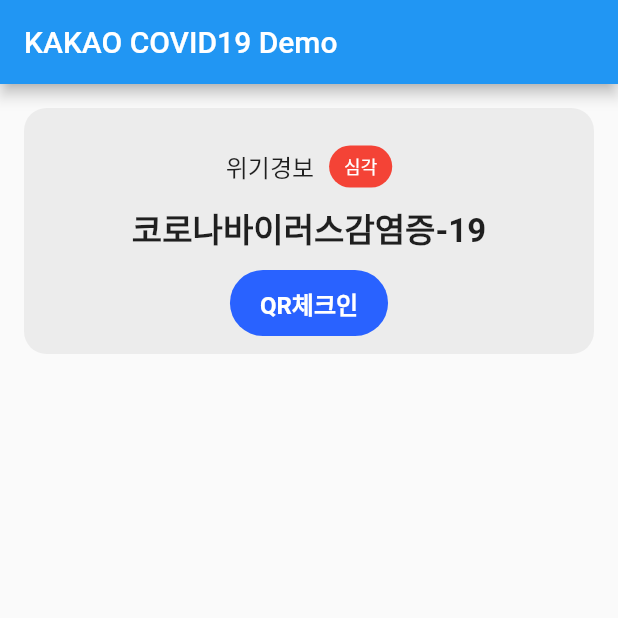
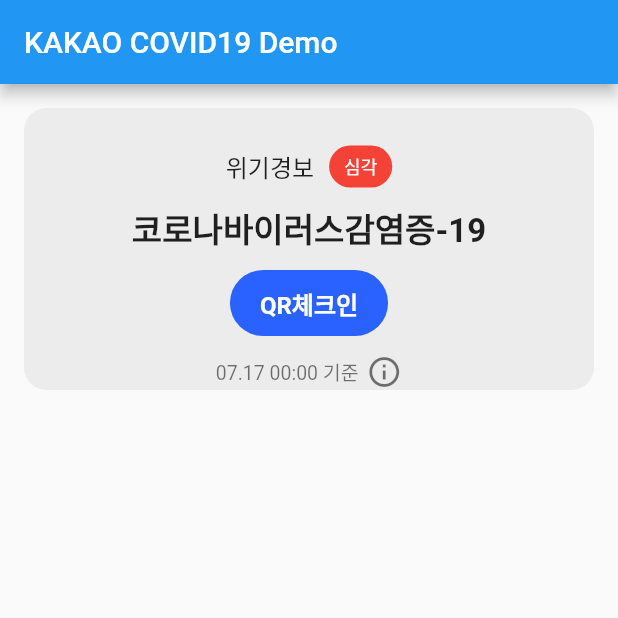
Before and after one commit to any1ok/kakao_covid_clone, a Flutter app: the screen it shows after launch, on a phone screen of 412 x 824 dp, the top half of it. Run offline on Flutter 3.47's test engine with Material 2 defaults, Android fonts, the phone set to English and light mode, and no system bars.

Commit message:
Row icon

```diff
--- a/lib/main.dart
+++ b/lib/main.dart
@@ -97,6 +97,17 @@ class _MyCovid19PageState extends State<MyCovid19Page> {
                 SizedBox(
                   height: 10,
                 ),
+                Row(
+                  mainAxisAlignment: MainAxisAlignment.center,
+                  children: [
+                    Text("07.17 00:00 기준",
+                        style: TextStyle(fontSize: 13, color: Colors.black54)),
+                    SizedBox(
+                      width: 5,
+                    ),
+                    Icon(Icons.info_outline, color: Colors.black54),
+                  ],
+                ),
               ],
             ),
           ),
```
